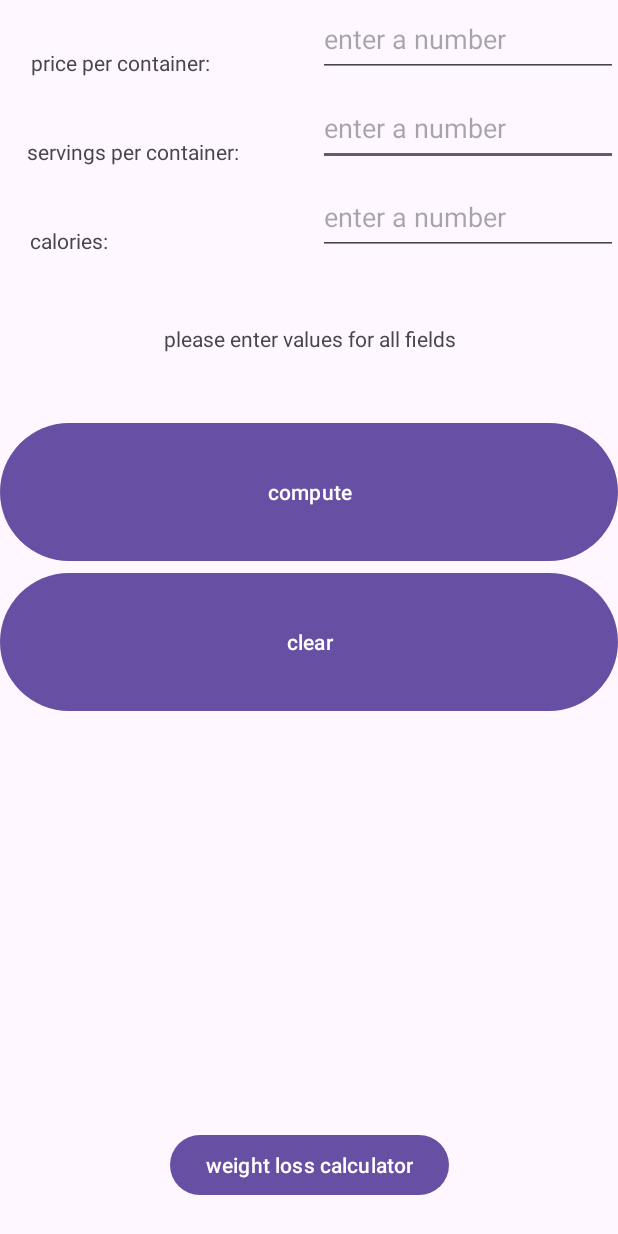
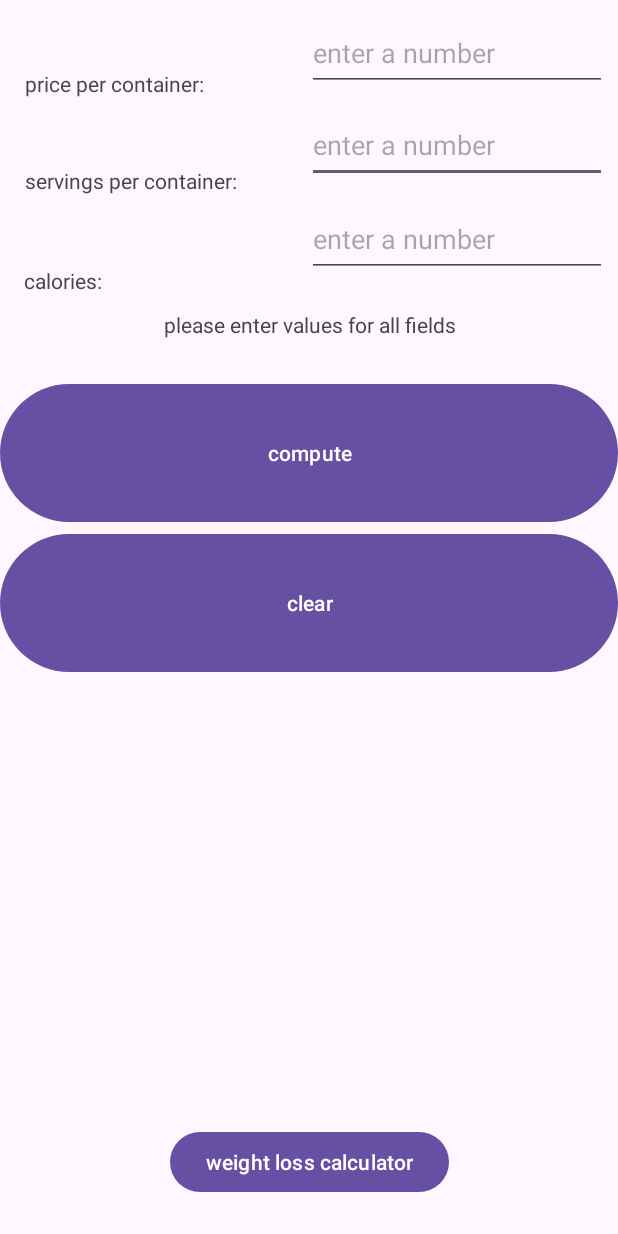
Before and after one commit to evanejk/calories_per_dollar, an Android app: the screen it shows after launch (MainActivity), after a tap on "compute", on a phone screen of 412 x 824 dp. Run offline under Robolectric (Android 15) with nearby library versions, the phone set to English and light mode, and no system bars.

Commit message:
fixed layout added constraints

```diff
--- a/app/src/main/res/layout/activity_main.xml
+++ b/app/src/main/res/layout/activity_main.xml
@@ -11,69 +11,86 @@
         android:id="@+id/textView2"
         android:layout_width="wrap_content"
         android:layout_height="wrap_content"
-        android:layout_marginTop="40dp"
-        android:layout_marginEnd="252dp"
         android:text="@string/servings_per_container"
-        app:layout_constraintEnd_toEndOf="parent"
-        app:layout_constraintTop_toBottomOf="@+id/textView3" />
+        app:layout_constraintBottom_toBottomOf="parent"
+        app:layout_constraintEnd_toStartOf="@+id/numberInputServings"
+        app:layout_constraintHorizontal_bias="0.262"
+        app:layout_constraintStart_toStartOf="parent"
+        app:layout_constraintTop_toBottomOf="@+id/textView3"
+        app:layout_constraintVertical_bias="0.061" />
 
     <TextView
         android:id="@+id/textView"
         android:layout_width="wrap_content"
         android:layout_height="wrap_content"
-        android:layout_marginTop="40dp"
-        android:layout_marginEnd="340dp"
         android:text="@string/calories"
-        app:layout_constraintEnd_toEndOf="parent"
-        app:layout_constraintTop_toBottomOf="@+id/textView2" />
+        app:layout_constraintBottom_toBottomOf="parent"
+        app:layout_constraintEnd_toStartOf="@+id/numberInputCalories"
+        app:layout_constraintHorizontal_bias="0.105"
+        app:layout_constraintStart_toStartOf="@+id/buttonClear"
+        app:layout_constraintTop_toBottomOf="@+id/textView2"
+        app:layout_constraintVertical_bias="0.07" />
 
     <TextView
         android:id="@+id/textView3"
         android:layout_width="wrap_content"
         android:layout_height="wrap_content"
-        android:layout_marginTop="32dp"
-        android:layout_marginEnd="272dp"
         android:text="@string/price_per_container"
-        app:layout_constraintEnd_toEndOf="parent"
-        app:layout_constraintTop_toTopOf="parent" />
+        app:layout_constraintBottom_toBottomOf="parent"
+        app:layout_constraintEnd_toStartOf="@+id/numberInputPrice"
+        app:layout_constraintHorizontal_bias="0.192"
+        app:layout_constraintStart_toStartOf="parent"
+        app:layout_constraintTop_toTopOf="parent"
+        app:layout_constraintVertical_bias="0.057" />
 
     <EditText
         android:id="@+id/numberInputServings"
         android:layout_width="200dp"
         android:layout_height="50dp"
-        android:layout_marginStart="52dp"
         android:hint="@string/enter_number"
         android:inputType="numberDecimal"
-        app:layout_constraintBottom_toBottomOf="@+id/textView2"
-        app:layout_constraintStart_toEndOf="@+id/textView2" />
+        app:layout_constraintBottom_toBottomOf="parent"
+        app:layout_constraintEnd_toEndOf="parent"
+        app:layout_constraintHorizontal_bias="0.966"
+        app:layout_constraintStart_toStartOf="parent"
+        app:layout_constraintTop_toBottomOf="@+id/numberInputPrice"
+        app:layout_constraintVertical_bias="0.016" />
 
     <EditText
         android:id="@+id/numberInputCalories"
         android:layout_width="200dp"
         android:layout_height="50dp"
-        android:layout_marginStart="140dp"
+        android:layout_marginTop="1dp"
         android:hint="@string/enter_number"
         android:inputType="numberDecimal"
-        app:layout_constraintBottom_toBottomOf="@+id/textView"
-        app:layout_constraintStart_toEndOf="@+id/textView" />
+        app:layout_constraintBottom_toBottomOf="parent"
+        app:layout_constraintEnd_toEndOf="parent"
+        app:layout_constraintHorizontal_bias="0.966"
+        app:layout_constraintStart_toStartOf="parent"
+        app:layout_constraintTop_toBottomOf="@+id/numberInputServings"
+        app:layout_constraintVertical_bias="0.017" />
 
     <EditText
         android:id="@+id/numberInputPrice"
         android:layout_width="200dp"
         android:layout_height="50dp"
-        android:layout_marginStart="72dp"
         android:hint="@string/enter_number"
         android:inputType="numberDecimal"
-        app:layout_constraintBottom_toBottomOf="@+id/textView3"
-        app:layout_constraintStart_toEndOf="@+id/textView3" />
+        app:layout_constraintBottom_toBottomOf="parent"
+        app:layout_constraintEnd_toEndOf="parent"
+        app:layout_constraintHorizontal_bias="0.966"
+        app:layout_constraintStart_toStartOf="parent"
+        app:layout_constraintTop_toTopOf="parent"
+        app:layout_constraintVertical_bias="0.014" />
 
     <Button
         android:id="@+id/buttonCompute"
         android:layout_width="match_parent"
         android:layout_height="100dp"
-        android:layout_marginTop="32dp"
         android:text="@string/compute"
+        app:layout_constraintBottom_toBottomOf="parent"
         app:layout_constraintTop_toBottomOf="@+id/resultsText"
+        app:layout_constraintVertical_bias="0.032"
         tools:layout_editor_absoluteX="0dp" />
 
     <Button
@@ -81,18 +98,23 @@
         android:layout_width="match_parent"
         android:layout_height="100dp"
         android:text="clear"
+        app:layout_constraintBottom_toBottomOf="parent"
+        app:layout_constraintEnd_toEndOf="parent"
+        app:layout_constraintHorizontal_bias="0.0"
+        app:layout_constraintStart_toStartOf="parent"
         app:layout_constraintTop_toBottomOf="@+id/buttonCompute"
-        tools:layout_editor_absoluteX="0dp" />
+        app:layout_constraintVertical_bias="0.0" />
 
     <TextView
         android:id="@+id/resultsText"
         android:layout_width="match_parent"
         android:layout_height="30dp"
-        android:layout_marginTop="216dp"
         android:text="@string/output"
         android:textAlignment="center"
-        app:layout_constraintTop_toTopOf="parent"
-        tools:layout_editor_absoluteX="0dp" />
+        app:layout_constraintBottom_toBottomOf="parent"
+        app:layout_constraintTop_toBottomOf="@+id/numberInputCalories"
+        app:layout_constraintVertical_bias="0.036"
+        tools:layout_editor_absoluteX="-7dp" />
 
     <Button
         android:id="@+id/buttonWeightLossCalculator"
```
